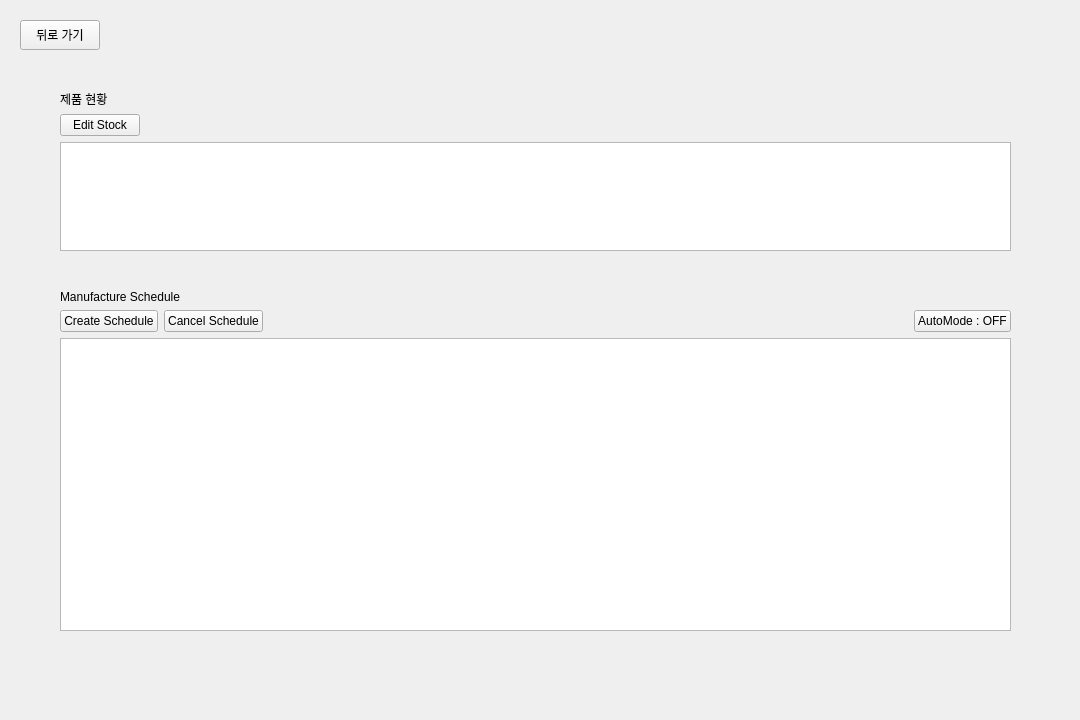
Old version of the form client/MainUI/src/views/manufacture_widget.ui in the repository Intel-Edge-9s/MES.
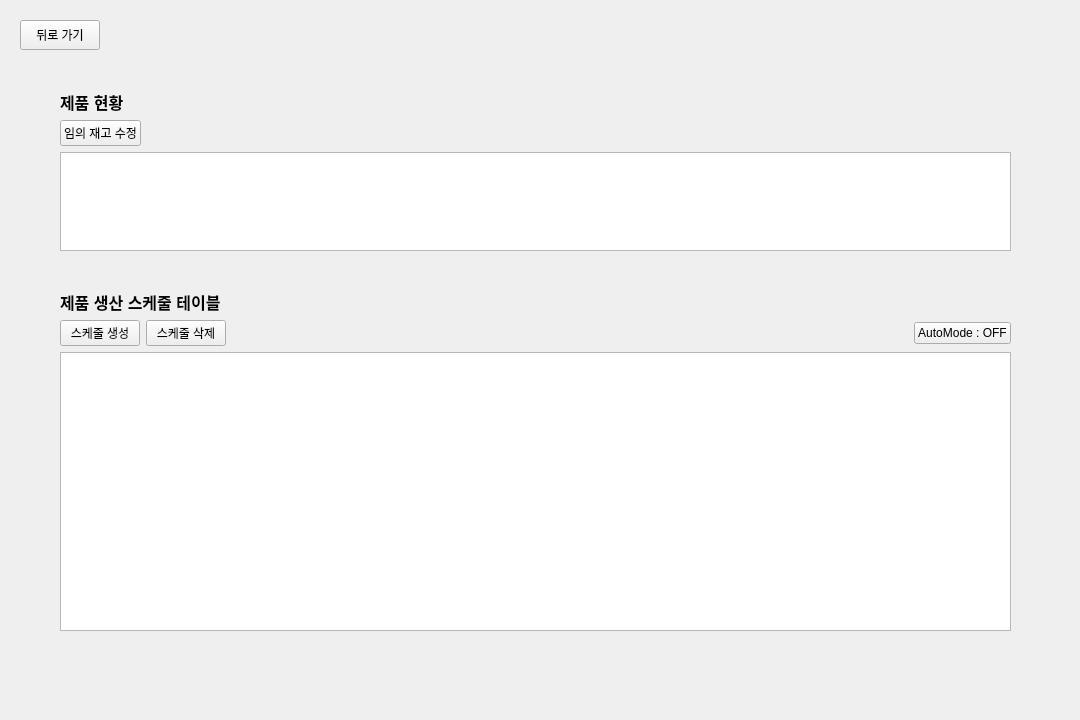
New version of the form.

Commit message: QT6 자동 제조 버튼 생성

```diff
--- a/client/MainUI/src/views/manufacture_widget.ui
+++ b/client/MainUI/src/views/manufacture_widget.ui
@@ -25,6 +25,12 @@
    <layout class="QGridLayout" name="gridLayout">
     <item row="0" column="0">
      <widget class="QLabel" name="label">
+      <property name="font">
+       <font>
+        <pointsize>12</pointsize>
+        <bold>true</bold>
+       </font>
+      </property>
       <property name="text">
        <string>제품 현황</string>
       </property>
@@ -35,7 +41,7 @@
       <item>
        <widget class="QPushButton" name="edit_stock_button">
         <property name="text">
-         <string>Edit Stock</string>
+         <string>임의 재고 수정</string>
         </property>
        </widget>
       </item>
@@ -81,8 +87,14 @@
    <layout class="QGridLayout" name="gridLayout_2">
     <item row="0" column="0">
      <widget class="QLabel" name="label_2">
+      <property name="font">
+       <font>
+        <pointsize>12</pointsize>
+        <bold>true</bold>
+       </font>
+      </property>
       <property name="text">
-       <string>Manufacture Schedule</string>
+       <string>제품 생산 스케줄 테이블</string>
       </property>
      </widget>
     </item>
@@ -91,14 +103,14 @@
       <item>
        <widget class="QPushButton" name="create_schedule_button">
         <property name="text">
-         <string>Create Schedule</string>
+         <string>스케줄 생성</string>
         </property>
        </widget>
       </item>
       <item>
        <widget class="QPushButton" name="cancel_schedule_button">
         <property name="text">
-         <string>Cancel Schedule</string>
+         <string>스케줄 삭제</string>
         </property>
        </widget>
       </item>
```
The commit also changes 10 other files.
